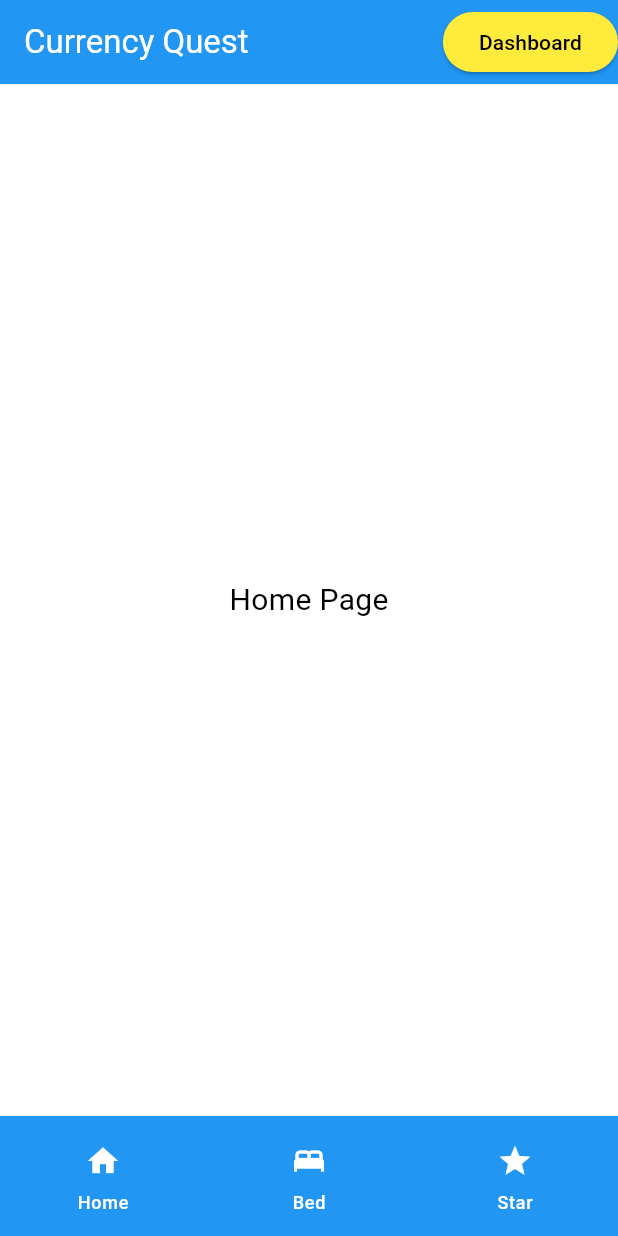
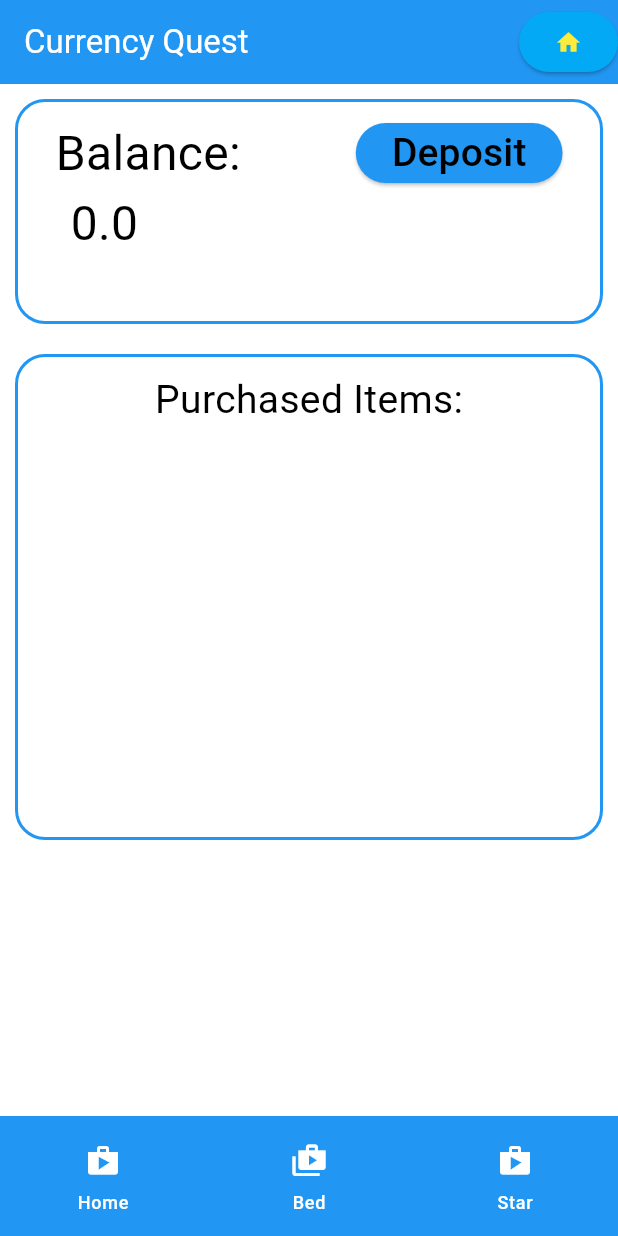
Before and after one commit to ctudel/Currency_Adventure, a Flutter app: the screen it shows after launch, on a phone screen of 412 x 824 dp. Run offline on Flutter 3.47's test engine with Material 3 defaults, Android fonts, the phone set to English and light mode, and no system bars.

Commit message:
implemented vault and home UI

```diff
--- a/lib/main.dart
+++ b/lib/main.dart
@@ -6,7 +6,8 @@
 // Homework 4
 //----------------------------------------------------------------------------
 import 'package:flutter/material.dart';
-import 'pages/home.dart';
+import 'package:hw4/widgets/bank.dart';
+import 'models/vault.dart';
 import 'routes.dart';
 
 void main() {
@@ -26,8 +27,7 @@ class MyApp extends StatefulWidget {
 
 class _MyAppState extends State<MyApp> {
   // Create a persistent Vault so changes to the user's balance, etc. do not disappear
-  // FIXME: Uncomment after implementation
-  // final Vault vault = Vault();
+  final Vault vault = Vault();
 
   // Keep a copy of the wrapper widget's key so children kind find this state instance
   final GlobalKey<_MyAppState> appKey;
@@ -45,7 +45,10 @@ class _MyAppState extends State<MyApp> {
     // first route (the home route) should be: '/' => MainScaffold(title: 'Currency Quest', child: HomePage() ),
     // You will need to add your three pages as similar routes (with different names
 
-    return MaterialApp(
+    return Bank(
+      appKey: appKey,
+      vault: vault,
+      child: MaterialApp(
         title: "testing",
         theme: ThemeData(
             colorScheme: const ColorScheme(
@@ -59,7 +62,7 @@ class _MyAppState extends State<MyApp> {
                 surface: Colors.blue,
                 onSurface: Colors.white)),
         routes: routes,
-      initialRoute: '/',
+      ),
     );
   }
 }
@@ -93,10 +96,9 @@ class MainScaffold extends StatelessWidget {
           // Back to Home button
           ElevatedButton(
               onPressed: () => home(context),
-            style: ElevatedButton.styleFrom(backgroundColor: Colors.yellow),
-            child:
-                const Text("Dashboard", style: TextStyle(color: Colors.black)),
-          )
+              style:
+                  ElevatedButton.styleFrom(backgroundColor: Colors.lightBlue),
+              child: Icon(Icons.home))
         ],
       ),
       // Current Page to Display
@@ -105,15 +107,15 @@ class MainScaffold extends StatelessWidget {
         selectedIndex: 0,
         indicatorColor: Colors.transparent,
         destinations: const [
-          // Home button
-          NavigationDestination(icon: Icon(Icons.home), label: "Home"),
-          // Bed button
-          NavigationDestination(icon: Icon(Icons.bed), label: "Bed"),
-          // Star button
-          NavigationDestination(icon: Icon(Icons.star), label: "Star"),
+          // Currency 1 Button
+          NavigationDestination(icon: Icon(Icons.shop), label: "Home"),
+          // Currency 2 Button
+          NavigationDestination(icon: Icon(Icons.shop_2), label: "Bed"),
+          // Currency 3 Button
+          NavigationDestination(icon: Icon(Icons.shop), label: "Star"),
         ],
         onDestinationSelected: (index) =>
-            Navigator.pushReplacementNamed(context, paths[index]),
+            Navigator.pushReplacementNamed(context, paths[index + 1]),
       ),
     );
   }
--- a/lib/models/vault.dart
+++ b/lib/models/vault.dart
@@ -10,21 +10,43 @@
 //----------------------------------------------------------------------------
 
 // TODO: Create a class called Vault with the following properties: (30 pts)
+class Vault {
 // Fields:
 // _balance - A double which keeps track of the user's balance in the base currency (US Dollars)
 // items - A map of strings -> int, which keeps track of the count of each item purchased
-//
+  double _balance;
+  final Map<String, int> items = {};
+
 // Getters:
 // balance - returns the current balance
-//
+  double get balance => _balance;
+
 // Constructor:
 // The constructor should take an optional *positional* parameter that sets the _balance field and defaults to 0
+  Vault([this._balance = 0]);
+
 //
 // Methods:
 // buy(String item, double amount)
 //   checks if the current balance is greater than [amount] and if so debits the current balance and adds the item to
 //   the purchased items. Returns a boolean reflecting whether the purchase succeeded
+  bool buy(String item, double amount) {
+    if (_balance > amount) {
+      _balance -= amount;
+      items[item] = items.containsKey(item) // increments item quantity
+          ? items[item]! + 1
+          : 1;
+      return true;
+    }
+
+    return false;
+  }
+
 //
 // deposit(double amount) - Add amount to the current balance
+  void deposit(double amount) {
+    _balance += amount;
+  }
+}
 
 // Total points: 30
--- /dev/null
+++ b/lib/pages/currency_2.dart
@@ -0,0 +1,46 @@
+//****************************************************************************
+// currency_1.dart - Implements a fictional currency page
+//
+// Boise State University CS 402
+// Dr. Henderson
+// Homework 4
+//
+// This implements the fictional currency UI as described in the README.md.
+// You will need to copy this module three times and implement three different
+// fictional currencies
+//----------------------------------------------------------------------------
+import 'package:flutter/cupertino.dart';
+import 'package:flutter/material.dart';
+
+// import '../widgets/bank.dart';
+
+// TODO: Create a page to implement the fictional currency UI. (50 pts)
+// Override the build method to display the UI as specified in the README.md
+// You will need to get an instance of the bank using Bank.of(context)
+// Once you have the bank instance you can call Bank.buy() with your fictional items and you can get the current balance through the Bank.vault.balance getter
+// You will need to convert the balance based on the exchange rate (you make up)
+
+class Currency2 extends StatelessWidget {
+  const Currency2({super.key});
+
+  @override
+  Widget build(BuildContext context) {
+    return Container(
+        child: const Row(
+      children: [
+        Expanded(
+          child: Column(
+            mainAxisAlignment: MainAxisAlignment.center,
+            crossAxisAlignment: CrossAxisAlignment.center,
+            children: [
+              Text("Currency 2 Page",
+                  style: TextStyle(color: Colors.black, fontSize: 20)),
+            ],
+          ),
+        ),
+      ],
+    ));
+  }
+}
+
+// Total points: 50
--- /dev/null
+++ b/lib/pages/currency_3.dart
@@ -0,0 +1,46 @@
+//****************************************************************************
+// currency_1.dart - Implements a fictional currency page
+//
+// Boise State University CS 402
+// Dr. Henderson
+// Homework 4
+//
+// This implements the fictional currency UI as described in the README.md.
+// You will need to copy this module three times and implement three different
+// fictional currencies
+//----------------------------------------------------------------------------
+import 'package:flutter/cupertino.dart';
+import 'package:flutter/material.dart';
+
+// import '../widgets/bank.dart';
+
+// TODO: Create a page to implement the fictional currency UI. (50 pts)
+// Override the build method to display the UI as specified in the README.md
+// You will need to get an instance of the bank using Bank.of(context)
+// Once you have the bank instance you can call Bank.buy() with your fictional items and you can get the current balance through the Bank.vault.balance getter
+// You will need to convert the balance based on the exchange rate (you make up)
+
+class Currency3 extends StatelessWidget {
+  const Currency3({super.key});
+
+  @override
+  Widget build(BuildContext context) {
+    return Container(
+        child: const Row(
+      children: [
+        Expanded(
+          child: Column(
+            mainAxisAlignment: MainAxisAlignment.center,
+            crossAxisAlignment: CrossAxisAlignment.center,
+            children: [
+              Text("Currency 3 Page",
+                  style: TextStyle(color: Colors.black, fontSize: 20)),
+            ],
+          ),
+        ),
+      ],
+    ));
+  }
+}
+
+// Total points: 50
--- a/lib/pages/home.dart
+++ b/lib/pages/home.dart
@@ -11,29 +11,26 @@
 // This widget will be displayed whenever the default '/' route is selected
 //----------------------------------------------------------------------------
 import 'package:flutter/material.dart';
+import '../widgets/balance.dart';
+import '../widgets/purchased_items.dart';
 
 // TODO: Create a stateless widget to display the home page. (30 pts)
 // In your build method, you will need to get the Bank instance by calling Bank.of(context). Once you have it
 // Your widget should implement the UI as described in the README.md
 // When the user presses the [deposit] button your app should call the helper method _depositDialog()
+
 class Home extends StatelessWidget {
   const Home({super.key});
 
   @override
   Widget build(BuildContext context) {
     return Container(
-        child: const Row(
+        child: const Column(
       children: [
-        Expanded(
-          child: Column(
-            mainAxisAlignment: MainAxisAlignment.center,
-            crossAxisAlignment: CrossAxisAlignment.center,
-            children: [
-              Text("Home Page",
-                  style: TextStyle(color: Colors.black, fontSize: 20)),
-            ],
-          ),
-        ),
+        // Balance
+        Balance(),
+        // Purchased Items
+        PurchasedItems(),
       ],
     ));
   }
--- a/lib/routes.dart
+++ b/lib/routes.dart
@@ -2,15 +2,19 @@ import 'package:flutter/material.dart';
 import 'main.dart';
 import 'pages/home.dart';
 import 'pages/currency_1.dart';
+import 'pages/currency_2.dart';
+import 'pages/currency_3.dart';
 
 // TODO: Each route should be a MainScaffold
 // TODO: Each route has a page widget; i.e. Home()
 final Map<String, Widget Function(BuildContext)> routes = {
   paths[0]: (BuildContext context) => dashboard,
   paths[1]: (BuildContext context) => currency1,
+  paths[2]: (BuildContext context) => currency2,
+  paths[3]: (BuildContext context) => currency3,
 };
 
-final List<String> paths = ['/', '/currency1'];
+final List<String> paths = ['/', '/currency1', '/currency2', '/currency3'];
 
 void home(BuildContext context) {
   Navigator.pushReplacementNamed(context, paths[0]);
@@ -21,3 +25,7 @@ const MainScaffold dashboard =
     MainScaffold(title: 'Currency Quest', child: Home());
 const MainScaffold currency1 =
     MainScaffold(title: 'Currency 1', child: Currency1());
+const MainScaffold currency2 =
+    MainScaffold(title: 'Currency 2', child: Currency2());
+const MainScaffold currency3 =
+    MainScaffold(title: 'Currency 3', child: Currency3());
--- /dev/null
+++ b/lib/widgets/balance.dart
@@ -0,0 +1,61 @@
+import 'package:flutter/material.dart';
+import '../widgets/bank.dart';
+
+class Balance extends StatelessWidget {
+  const Balance({
+    super.key,
+  });
+
+  @override
+  Widget build(BuildContext context) {
+    final Bank bank = Bank.of(context);
+
+    return Flexible(
+      child: Container(
+        // Main Container
+        alignment: Alignment.topLeft,
+        padding:
+            const EdgeInsets.only(top: 10, right: 25, bottom: 10, left: 25),
+        margin: const EdgeInsets.all(10),
+        decoration: border,
+        height: 150,
+        // Balance elements
+        child: Column(
+          crossAxisAlignment: CrossAxisAlignment.start,
+          // Balance Label and Deposit Button
+          children: [
+            Row(
+              mainAxisAlignment: MainAxisAlignment.spaceBetween,
+              children: [
+                const Text("Balance:",
+                    style: TextStyle(color: Colors.black, fontSize: 32)),
+                // Deposit Button
+                ElevatedButton(
+                  onPressed: () {
+                    print(bank);
+                    bank.deposit(5);
+                    print(bank.vault.balance.toString());
+                  },
+                  child: const Text("Deposit",
+                      style: TextStyle(color: Colors.black, fontSize: 26)),
+                ),
+              ],
+            ),
+            // Balance Value
+            Container(
+              padding: const EdgeInsets.only(left: 10),
+              child: Text(bank.vault.balance.toString(),
+                  style: const TextStyle(color: Colors.black, fontSize: 32)),
+            ),
+          ],
+        ),
+      ),
+    );
+  }
+}
+
+// Container Border
+final BoxDecoration border = BoxDecoration(
+    color: Colors.white,
+    border: Border.all(color: Colors.blue, width: 2),
+    borderRadius: BorderRadius.circular(20));
--- /dev/null
+++ b/lib/widgets/purchased_items.dart
@@ -0,0 +1,30 @@
+import 'package:flutter/material.dart';
+
+class PurchasedItems extends StatelessWidget {
+  const PurchasedItems({
+    super.key,
+  });
+  @override
+  Widget build(BuildContext context) {
+    return Flexible(
+      child: Container(
+        alignment: Alignment.topCenter,
+        padding: const EdgeInsets.only(top: 10),
+        margin: const EdgeInsets.all(10),
+        decoration: border,
+        child: const Column(
+          children: [
+            Text("Purchased Items:",
+                style: TextStyle(color: Colors.black, fontSize: 26)),
+          ],
+        ),
+      ),
+    );
+  }
+}
+
+// Container Border
+final BoxDecoration border = BoxDecoration(
+    color: Colors.white,
+    border: Border.all(color: Colors.blue, width: 2),
+    borderRadius: BorderRadius.circular(20));
```
Also changed, not shown: 1 other file. Lines whose indentation alone changed are shown as unchanged.
